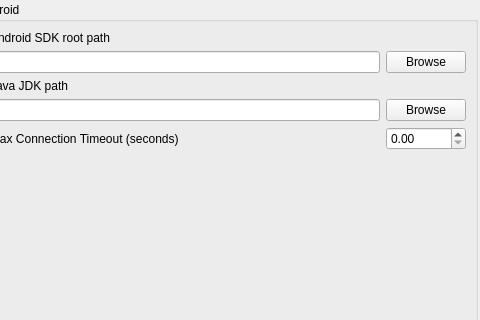
The window that qrenderdoc/Windows/Dialogs/SettingsDialog.ui (baldurk/renderdoc) describes before a commit, drawn with Qt 5; both pictures show x 156 to 636 and y 0 to 320 of the 636 by 550 pixel window.
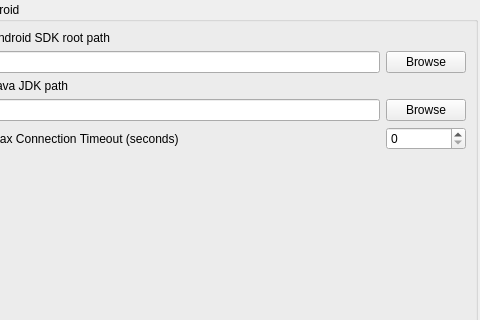
The same window after the commit. The open tabs and pages were chosen to show the change. Custom widgets are drawn as their Qt base class.

Commit message: Remove decimals on Android connection timeout, bump maximum to 120

Diff of the .ui file:
```diff
--- a/qrenderdoc/Windows/Dialogs/SettingsDialog.ui
+++ b/qrenderdoc/Windows/Dialogs/SettingsDialog.ui
@@ -1068,10 +1068,10 @@
              <string>Maximum time to try connecting to the target app.</string>
             </property>
             <property name="decimals">
-             <number>2</number>
+             <number>0</number>
             </property>
             <property name="maximum">
-             <double>100.000000000000000</double>
+             <double>120.000000000000000</double>
             </property>
            </widget>
           </item>
```
